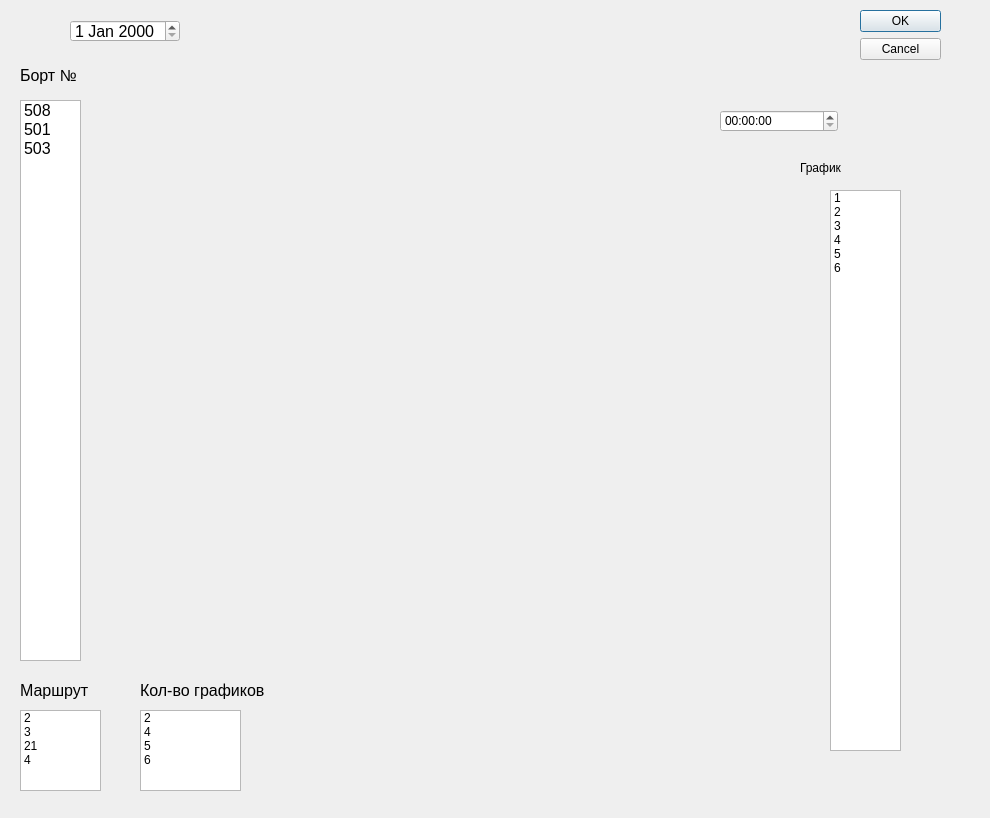
Above: ui/OrderUnit.ui from Andrew007Serednev/DenyDesktopApp before the change. Below: the same form after it.
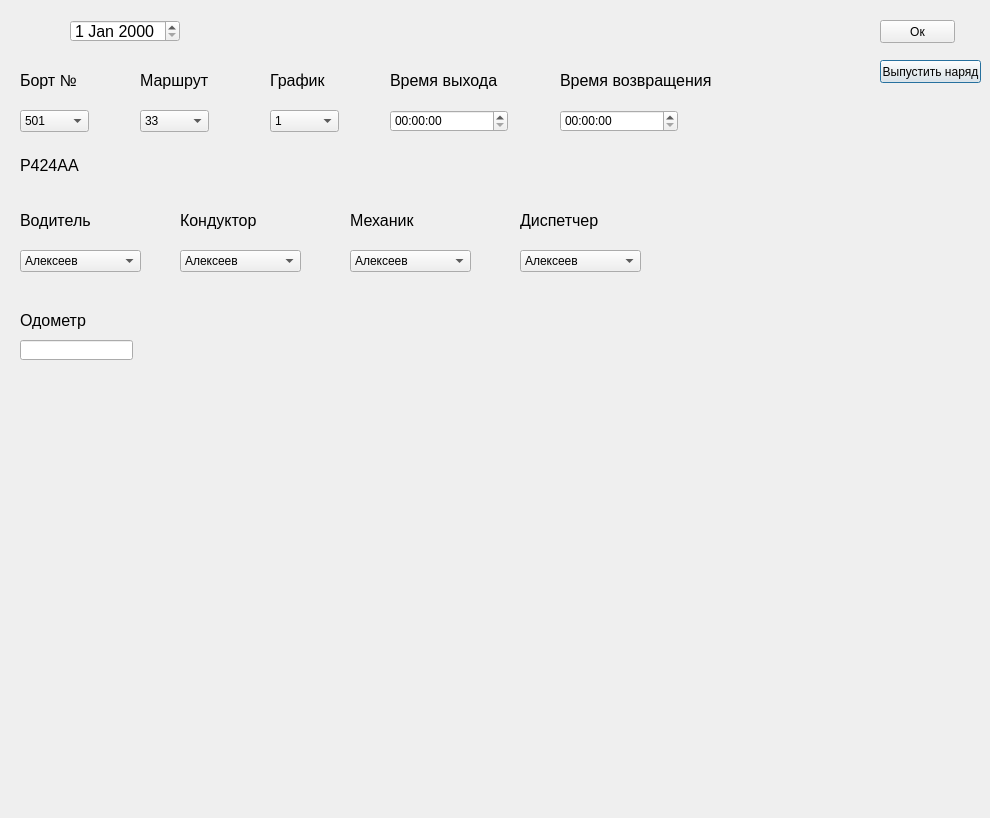
That is the form after the change.

Commit message: Drivers actions new. Check Orders and OrderUnitui UIs

```diff
--- a/ui/OrderUnit.ui
+++ b/ui/OrderUnit.ui
@@ -16,22 +16,6 @@
   <property name="modal">
    <bool>true</bool>
   </property>
-  <widget class="QDialogButtonBox" name="buttonBox">
-   <property name="geometry">
-    <rect>
-     <x>860</x>
-     <y>10</y>
-     <width>81</width>
-     <height>461</height>
-    </rect>
-   </property>
-   <property name="orientation">
-    <enum>Qt::Vertical</enum>
-   </property>
-   <property name="standardButtons">
-    <set>QDialogButtonBox::Cancel|QDialogButtonBox::Ok</set>
-   </property>
-  </widget>
   <widget class="QDateEdit" name="dateEdit">
    <property name="geometry">
     <rect>
@@ -47,43 +31,13 @@
     </font>
    </property>
   </widget>
-  <widget class="QListWidget" name="listWidget">
-   <property name="geometry">
-    <rect>
-     <x>20</x>
-     <y>100</y>
-     <width>61</width>
-     <height>561</height>
-    </rect>
-   </property>
-   <property name="font">
-    <font>
-     <pointsize>12</pointsize>
-    </font>
-   </property>
-   <item>
-    <property name="text">
-     <string>508</string>
-    </property>
-   </item>
-   <item>
-    <property name="text">
-     <string>501</string>
-    </property>
-   </item>
-   <item>
-    <property name="text">
-     <string>503</string>
-    </property>
-   </item>
-  </widget>
   <widget class="QLabel" name="label">
    <property name="geometry">
     <rect>
      <x>20</x>
-     <y>60</y>
+     <y>70</y>
      <width>61</width>
-     <height>31</height>
+     <height>21</height>
     </rect>
    </property>
    <property name="font">
@@ -95,41 +49,11 @@
     <string>Борт №</string>
    </property>
   </widget>
-  <widget class="QListWidget" name="listWidget_2">
-   <property name="geometry">
-    <rect>
-     <x>20</x>
-     <y>710</y>
-     <width>81</width>
-     <height>81</height>
-    </rect>
-   </property>
-   <item>
-    <property name="text">
-     <string>2</string>
-    </property>
-   </item>
-   <item>
-    <property name="text">
-     <string>3</string>
-    </property>
-   </item>
-   <item>
-    <property name="text">
-     <string>21</string>
-    </property>
-   </item>
-   <item>
-    <property name="text">
-     <string>4</string>
-    </property>
-   </item>
-  </widget>
   <widget class="QLabel" name="label_2">
    <property name="geometry">
     <rect>
-     <x>20</x>
-     <y>680</y>
+     <x>140</x>
+     <y>70</y>
      <width>71</width>
      <height>21</height>
     </rect>
@@ -143,92 +67,57 @@
     <string>Маршрут</string>
    </property>
   </widget>
-  <widget class="QListWidget" name="listWidget_3">
-   <property name="geometry">
-    <rect>
-     <x>140</x>
-     <y>710</y>
-     <width>101</width>
-     <height>81</height>
-    </rect>
-   </property>
-   <item>
-    <property name="text">
-     <string>2</string>
-    </property>
-   </item>
-   <item>
-    <property name="text">
-     <string>4</string>
-    </property>
-   </item>
-   <item>
-    <property name="text">
-     <string>5</string>
-    </property>
-   </item>
-   <item>
-    <property name="text">
-     <string>6</string>
-    </property>
-   </item>
-  </widget>
-  <widget class="QListWidget" name="listWidget_4">
-   <property name="geometry">
-    <rect>
-     <x>830</x>
-     <y>190</y>
-     <width>71</width>
-     <height>561</height>
-    </rect>
-   </property>
-   <item>
-    <property name="text">
-     <string>1</string>
-    </property>
-   </item>
-   <item>
-    <property name="text">
-     <string>2</string>
-    </property>
-   </item>
-   <item>
-    <property name="text">
-     <string>3</string>
-    </property>
-   </item>
-   <item>
-    <property name="text">
-     <string>4</string>
-    </property>
-   </item>
-   <item>
-    <property name="text">
-     <string>5</string>
-    </property>
-   </item>
-   <item>
-    <property name="text">
-     <string>6</string>
-    </property>
-   </item>
-  </widget>
   <widget class="QTimeEdit" name="timeEdit">
    <property name="geometry">
     <rect>
-     <x>720</x>
+     <x>390</x>
      <y>110</y>
      <width>118</width>
      <height>22</height>
     </rect>
    </property>
   </widget>
-  <widget class="QLabel" name="label_3">
+  <widget class="QComboBox" name="comboBox">
    <property name="geometry">
     <rect>
-     <x>140</x>
-     <y>680</y>
-     <width>131</width>
+     <x>270</x>
+     <y>110</y>
+     <width>69</width>
+     <height>22</height>
+    </rect>
+   </property>
+   <item>
+    <property name="text">
+     <string>1</string>
+    </property>
+   </item>
+   <item>
+    <property name="text">
+     <string>2</string>
+    </property>
+   </item>
+   <item>
+    <property name="text">
+     <string>3</string>
+    </property>
+   </item>
+   <item>
+    <property name="text">
+     <string>4</string>
+    </property>
+   </item>
+   <item>
+    <property name="text">
+     <string>5</string>
+    </property>
+   </item>
+  </widget>
+  <widget class="QLabel" name="label_5">
+   <property name="geometry">
+    <rect>
+     <x>270</x>
+     <y>70</y>
+     <width>61</width>
      <height>21</height>
     </rect>
    </property>
@@ -236,34 +125,335 @@
     <font>
      <pointsize>12</pointsize>
     </font>
-   </property>
-   <property name="text">
-    <string>Кол-во графиков</string>
-   </property>
-  </widget>
-  <widget class="QLabel" name="label_4">
-   <property name="geometry">
-    <rect>
-     <x>800</x>
-     <y>160</y>
-     <width>51</width>
-     <height>16</height>
-    </rect>
    </property>
    <property name="text">
     <string>График</string>
    </property>
   </widget>
-  <widget class="QWidget" name="verticalLayoutWidget">
+  <widget class="QLabel" name="label_6">
    <property name="geometry">
     <rect>
-     <x>10</x>
-     <y>670</y>
-     <width>341</width>
-     <height>141</height>
+     <x>390</x>
+     <y>70</y>
+     <width>111</width>
+     <height>21</height>
     </rect>
    </property>
-   <layout class="QVBoxLayout" name="verticalLayout"/>
+   <property name="font">
+    <font>
+     <pointsize>12</pointsize>
+    </font>
+   </property>
+   <property name="text">
+    <string>Время выхода</string>
+   </property>
+  </widget>
+  <widget class="QComboBox" name="comboBox_2">
+   <property name="geometry">
+    <rect>
+     <x>20</x>
+     <y>110</y>
+     <width>69</width>
+     <height>22</height>
+    </rect>
+   </property>
+   <item>
+    <property name="text">
+     <string>501</string>
+    </property>
+   </item>
+   <item>
+    <property name="text">
+     <string>502</string>
+    </property>
+   </item>
+   <item>
+    <property name="text">
+     <string>603</string>
+    </property>
+   </item>
+   <item>
+    <property name="text">
+     <string>404</string>
+    </property>
+   </item>
+  </widget>
+  <widget class="QComboBox" name="comboBox_3">
+   <property name="geometry">
+    <rect>
+     <x>140</x>
+     <y>110</y>
+     <width>69</width>
+     <height>22</height>
+    </rect>
+   </property>
+   <item>
+    <property name="text">
+     <string>33</string>
+    </property>
+   </item>
+   <item>
+    <property name="text">
+     <string>37</string>
+    </property>
+   </item>
+   <item>
+    <property name="text">
+     <string>2</string>
+    </property>
+   </item>
+  </widget>
+  <widget class="QComboBox" name="comboBox_4">
+   <property name="geometry">
+    <rect>
+     <x>20</x>
+     <y>250</y>
+     <width>121</width>
+     <height>22</height>
+    </rect>
+   </property>
+   <item>
+    <property name="text">
+     <string>Алексеев</string>
+    </property>
+   </item>
+   <item>
+    <property name="text">
+     <string>Середнев</string>
+    </property>
+   </item>
+  </widget>
+  <widget class="QLabel" name="label_7">
+   <property name="geometry">
+    <rect>
+     <x>20</x>
+     <y>210</y>
+     <width>81</width>
+     <height>21</height>
+    </rect>
+   </property>
+   <property name="font">
+    <font>
+     <pointsize>12</pointsize>
+    </font>
+   </property>
+   <property name="text">
+    <string>Водитель</string>
+   </property>
+  </widget>
+  <widget class="QPushButton" name="pushButton">
+   <property name="geometry">
+    <rect>
+     <x>880</x>
+     <y>60</y>
+     <width>101</width>
+     <height>23</height>
+    </rect>
+   </property>
+   <property name="text">
+    <string>Выпустить наряд</string>
+   </property>
+  </widget>
+  <widget class="QPushButton" name="pushButton_2">
+   <property name="geometry">
+    <rect>
+     <x>880</x>
+     <y>20</y>
+     <width>75</width>
+     <height>23</height>
+    </rect>
+   </property>
+   <property name="text">
+    <string>Ок</string>
+   </property>
+  </widget>
+  <widget class="QLabel" name="label_3">
+   <property name="geometry">
+    <rect>
+     <x>20</x>
+     <y>150</y>
+     <width>61</width>
+     <height>31</height>
+    </rect>
+   </property>
+   <property name="font">
+    <font>
+     <pointsize>12</pointsize>
+    </font>
+   </property>
+   <property name="text">
+    <string>Р424АА</string>
+   </property>
+  </widget>
+  <widget class="QComboBox" name="comboBox_5">
+   <property name="geometry">
+    <rect>
+     <x>350</x>
+     <y>250</y>
+     <width>121</width>
+     <height>22</height>
+    </rect>
+   </property>
+   <item>
+    <property name="text">
+     <string>Алексеев</string>
+    </property>
+   </item>
+   <item>
+    <property name="text">
+     <string>Середнев</string>
+    </property>
+   </item>
+  </widget>
+  <widget class="QLabel" name="label_8">
+   <property name="geometry">
+    <rect>
+     <x>350</x>
+     <y>210</y>
+     <width>81</width>
+     <height>21</height>
+    </rect>
+   </property>
+   <property name="font">
+    <font>
+     <pointsize>12</pointsize>
+    </font>
+   </property>
+   <property name="text">
+    <string>Механик</string>
+   </property>
+  </widget>
+  <widget class="QComboBox" name="comboBox_6">
+   <property name="geometry">
+    <rect>
+     <x>520</x>
+     <y>250</y>
+     <width>121</width>
+     <height>22</height>
+    </rect>
+   </property>
+   <item>
+    <property name="text">
+     <string>Алексеев</string>
+    </property>
+   </item>
+   <item>
+    <property name="text">
+     <string>Середнев</string>
+    </property>
+   </item>
+  </widget>
+  <widget class="QLabel" name="label_9">
+   <property name="geometry">
+    <rect>
+     <x>520</x>
+     <y>210</y>
+     <width>81</width>
+     <height>21</height>
+    </rect>
+   </property>
+   <property name="font">
+    <font>
+     <pointsize>12</pointsize>
+    </font>
+   </property>
+   <property name="text">
+    <string>Диспетчер</string>
+   </property>
+  </widget>
+  <widget class="QComboBox" name="comboBox_7">
+   <property name="geometry">
+    <rect>
+     <x>180</x>
+     <y>250</y>
+     <width>121</width>
+     <height>22</height>
+    </rect>
+   </property>
+   <item>
+    <property name="text">
+     <string>Алексеев</string>
+    </property>
+   </item>
+   <item>
+    <property name="text">
+     <string>Середнев</string>
+    </property>
+   </item>
+  </widget>
+  <widget class="QLabel" name="label_10">
+   <property name="geometry">
+    <rect>
+     <x>180</x>
+     <y>210</y>
+     <width>81</width>
+     <height>21</height>
+    </rect>
+   </property>
+   <property name="font">
+    <font>
+     <pointsize>12</pointsize>
+    </font>
+   </property>
+   <property name="text">
+    <string>Кондуктор</string>
+   </property>
+  </widget>
+  <widget class="QLineEdit" name="lineEdit">
+   <property name="geometry">
+    <rect>
+     <x>20</x>
+     <y>340</y>
+     <width>113</width>
+     <height>20</height>
+    </rect>
+   </property>
+  </widget>
+  <widget class="QLabel" name="label_11">
+   <property name="geometry">
+    <rect>
+     <x>20</x>
+     <y>310</y>
+     <width>71</width>
+     <height>21</height>
+    </rect>
+   </property>
+   <property name="font">
+    <font>
+     <pointsize>12</pointsize>
+    </font>
+   </property>
+   <property name="text">
+    <string>Одометр</string>
+   </property>
+  </widget>
+  <widget class="QTimeEdit" name="timeEdit_2">
+   <property name="geometry">
+    <rect>
+     <x>560</x>
+     <y>110</y>
+     <width>118</width>
+     <height>22</height>
+    </rect>
+   </property>
+  </widget>
+  <widget class="QLabel" name="label_12">
+   <property name="geometry">
+    <rect>
+     <x>560</x>
+     <y>70</y>
+     <width>151</width>
+     <height>21</height>
+    </rect>
+   </property>
+   <property name="font">
+    <font>
+     <pointsize>12</pointsize>
+    </font>
+   </property>
+   <property name="text">
+    <string>Время возвращения</string>
+   </property>
   </widget>
  </widget>
  <resources/>
```
Left out of the diff: 35 changed lines with no effect on the pictures. The commit also changes 4 other files.
